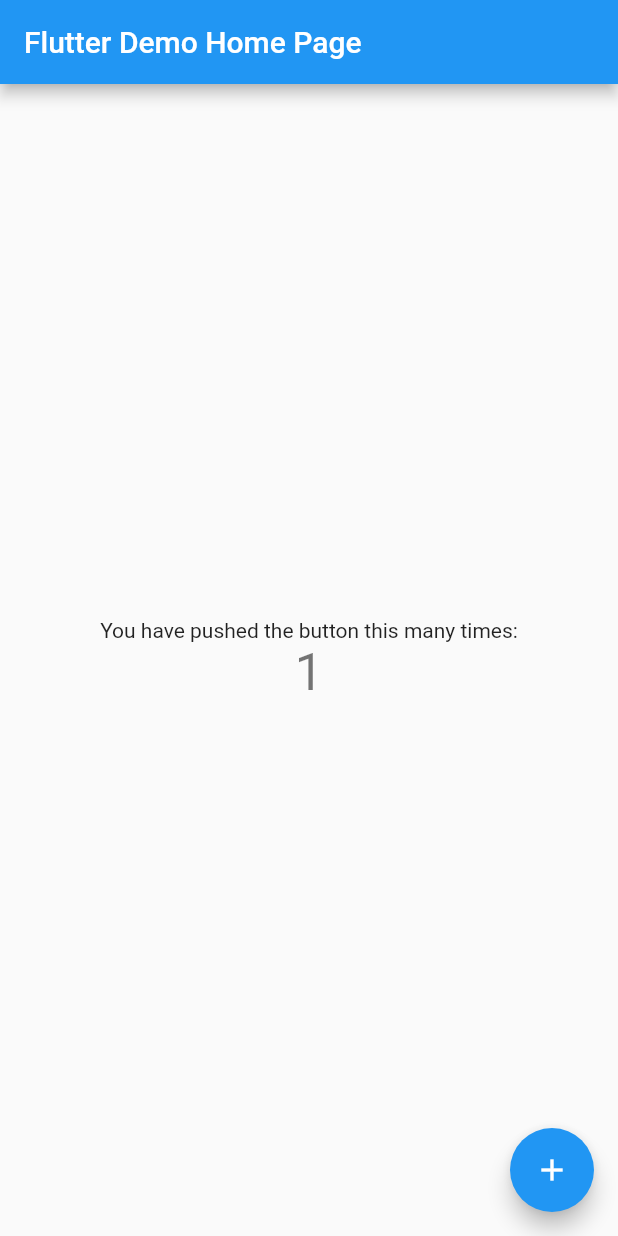
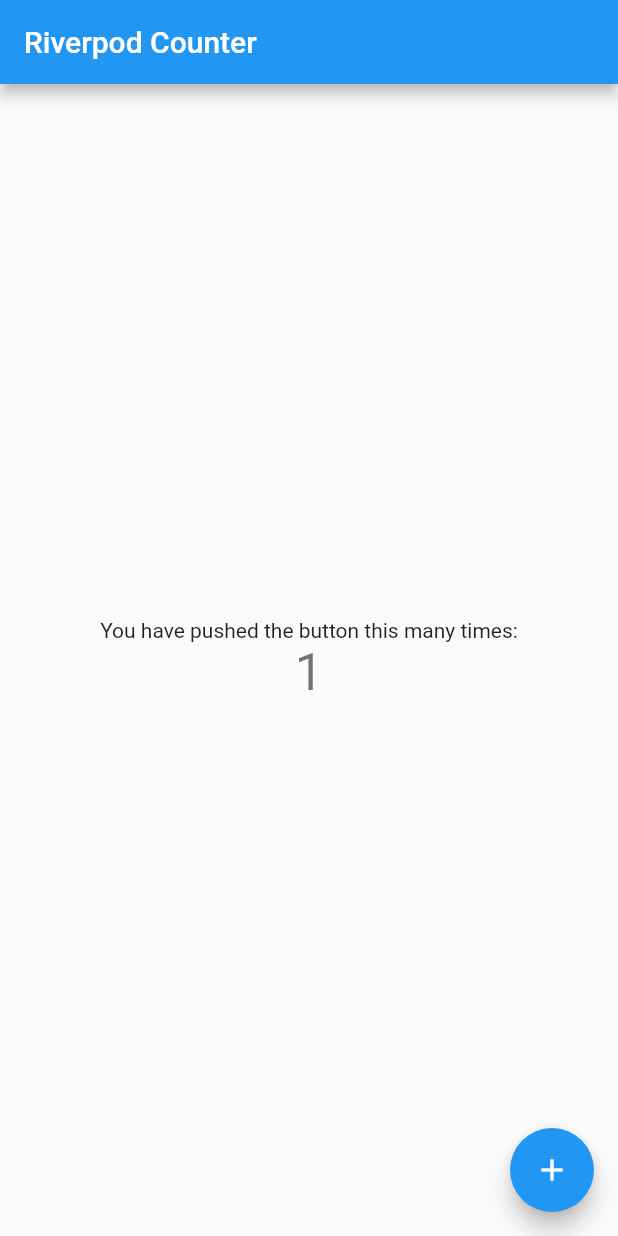
Before and after one commit to coodoo-io/riverpod_example, a Flutter app: the screen it shows after launch, after a tap on the "add" icon, on a phone screen of 412 x 824 dp. Run offline on Flutter 3.47's test engine with Material 2 defaults, Android fonts, the phone set to English and light mode, and no system bars; our stand-ins replace flutter_riverpod, riverpod_annotation; generated files the repository leaves out were written again.

Commit message:
riverpod implementation with delayed increment

```diff
--- a/lib/main.dart
+++ b/lib/main.dart
@@ -1,115 +1,22 @@
 import 'package:flutter/material.dart';
+import 'package:flutter_riverpod/flutter_riverpod.dart';
+import 'package:riverpod_example/presentation/counter.page.dart';
 
 void main() {
-  runApp(const MyApp());
+  runApp(const ProviderScope(child: MyApp()));
 }
 
 class MyApp extends StatelessWidget {
   const MyApp({super.key});
 
-  // This widget is the root of your application.
   @override
   Widget build(BuildContext context) {
     return MaterialApp(
       title: 'Flutter Demo',
       theme: ThemeData(
-        // This is the theme of your application.
-        //
-        // Try running your application with "flutter run". You'll see the
-        // application has a blue toolbar. Then, without quitting the app, try
-        // changing the primarySwatch below to Colors.green and then invoke
-        // "hot reload" (press "r" in the console where you ran "flutter run",
-        // or simply save your changes to "hot reload" in a Flutter IDE).
-        // Notice that the counter didn't reset back to zero; the application
-        // is not restarted.
         primarySwatch: Colors.blue,
       ),
-      home: const MyHomePage(title: 'Flutter Demo Home Page'),
+      home: const CounterPage(title: 'Riverpod Counter'),
     );
   }
 }
-
-class MyHomePage extends StatefulWidget {
-  const MyHomePage({super.key, required this.title});
-
-  // This widget is the home page of your application. It is stateful, meaning
-  // that it has a State object (defined below) that contains fields that affect
-  // how it looks.
-
-  // This class is the configuration for the state. It holds the values (in this
-  // case the title) provided by the parent (in this case the App widget) and
-  // used by the build method of the State. Fields in a Widget subclass are
-  // always marked "final".
-
-  final String title;
-
-  @override
-  State<MyHomePage> createState() => _MyHomePageState();
-}
-
-class _MyHomePageState extends State<MyHomePage> {
-  int _counter = 0;
-
-  void _incrementCounter() {
-    setState(() {
-      // This call to setState tells the Flutter framework that something has
-      // changed in this State, which causes it to rerun the build method below
-      // so that the display can reflect the updated values. If we changed
-      // _counter without calling setState(), then the build method would not be
-      // called again, and so nothing would appear to happen.
-      _counter++;
-    });
-  }
-
-  @override
-  Widget build(BuildContext context) {
-    // This method is rerun every time setState is called, for instance as done
-    // by the _incrementCounter method above.
-    //
-    // The Flutter framework has been optimized to make rerunning build methods
-    // fast, so that you can just rebuild anything that needs updating rather
-    // than having to individually change instances of widgets.
-    return Scaffold(
-      appBar: AppBar(
-        // Here we take the value from the MyHomePage object that was created by
-        // the App.build method, and use it to set our appbar title.
-        title: Text(widget.title),
-      ),
-      body: Center(
-        // Center is a layout widget. It takes a single child and positions it
-        // in the middle of the parent.
-        child: Column(
-          // Column is also a layout widget. It takes a list of children and
-          // arranges them vertically. By default, it sizes itself to fit its
-          // children horizontally, and tries to be as tall as its parent.
-          //
-          // Invoke "debug painting" (press "p" in the console, choose the
-          // "Toggle Debug Paint" action from the Flutter Inspector in Android
-          // Studio, or the "Toggle Debug Paint" command in Visual Studio Code)
-          // to see the wireframe for each widget.
-          //
-          // Column has various properties to control how it sizes itself and
-          // how it positions its children. Here we use mainAxisAlignment to
-          // center the children vertically; the main axis here is the vertical
-          // axis because Columns are vertical (the cross axis would be
-          // horizontal).
-          mainAxisAlignment: MainAxisAlignment.center,
-          children: <Widget>[
-            const Text(
-              'You have pushed the button this many times:',
-            ),
-            Text(
-              '$_counter',
-              style: Theme.of(context).textTheme.headlineMedium,
-            ),
-          ],
-        ),
-      ),
-      floatingActionButton: FloatingActionButton(
-        onPressed: _incrementCounter,
-        tooltip: 'Increment',
-        child: const Icon(Icons.add),
-      ), // This trailing comma makes auto-formatting nicer for build methods.
-    );
-  }
-}
--- /dev/null
+++ b/lib/presentation/counter.controller.dart
@@ -0,0 +1,17 @@
+import 'package:riverpod_annotation/riverpod_annotation.dart';
+
+part 'counter.controller.g.dart';
+
+@riverpod
+class CounterControllerProvider extends _$CounterControllerProvider {
+  @override
+  FutureOr<int> build() {
+    return 0;
+  }
+
+  void incrementCounter() async {
+    state = const AsyncLoading();
+    await Future.delayed(const Duration(milliseconds: 1000));
+    state = AsyncValue.data(state.value! + 1);
+  }
+}
--- /dev/null
+++ b/lib/presentation/counter.page.dart
@@ -0,0 +1,49 @@
+import 'package:flutter/material.dart';
+import 'package:flutter_riverpod/flutter_riverpod.dart';
+import 'package:riverpod_example/presentation/counter.controller.dart';
+
+class CounterPage extends ConsumerWidget {
+  const CounterPage({super.key, required this.title});
+
+  final String title;
+
+  @override
+  Widget build(BuildContext context, WidgetRef ref) {
+    return Scaffold(
+      appBar: AppBar(
+        title: Text(title),
+      ),
+      body: ref.watch(counterControllerProviderProvider).when(
+        data: (data) {
+          return Center(
+            child: Column(
+              mainAxisAlignment: MainAxisAlignment.center,
+              children: <Widget>[
+                const Text(
+                  'You have pushed the button this many times:',
+                ),
+                Text(
+                  '$data',
+                  style: Theme.of(context).textTheme.headlineMedium,
+                ),
+              ],
+            ),
+          );
+        },
+        error: (error, stackTrace) {
+          return Text(error.toString());
+        },
+        loading: () {
+          return const Center(
+            child: CircularProgressIndicator(),
+          );
+        },
+      ),
+      floatingActionButton: FloatingActionButton(
+        onPressed: () => ref.read(counterControllerProviderProvider.notifier).incrementCounter(),
+        tooltip: 'Increment',
+        child: const Icon(Icons.add),
+      ),
+    );
+  }
+}
```
Also changed, not shown: pubspec.yaml (+7 -69 lines), lib/presentation/counter.controller.g.dart (added), pubspec.lock.
